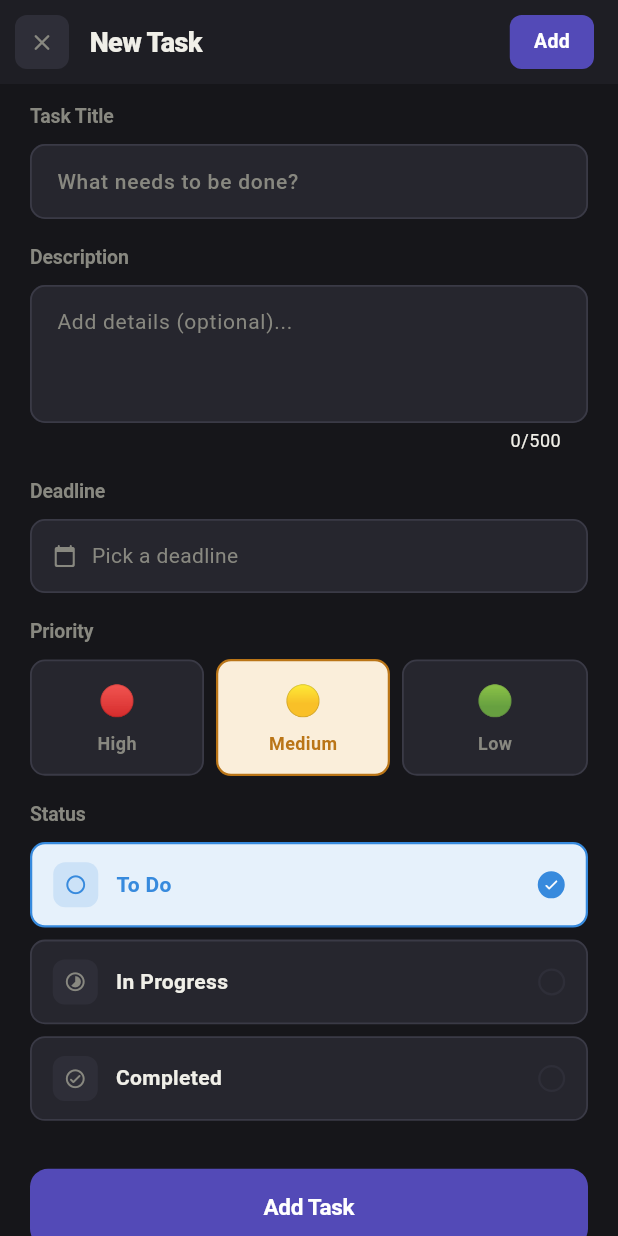
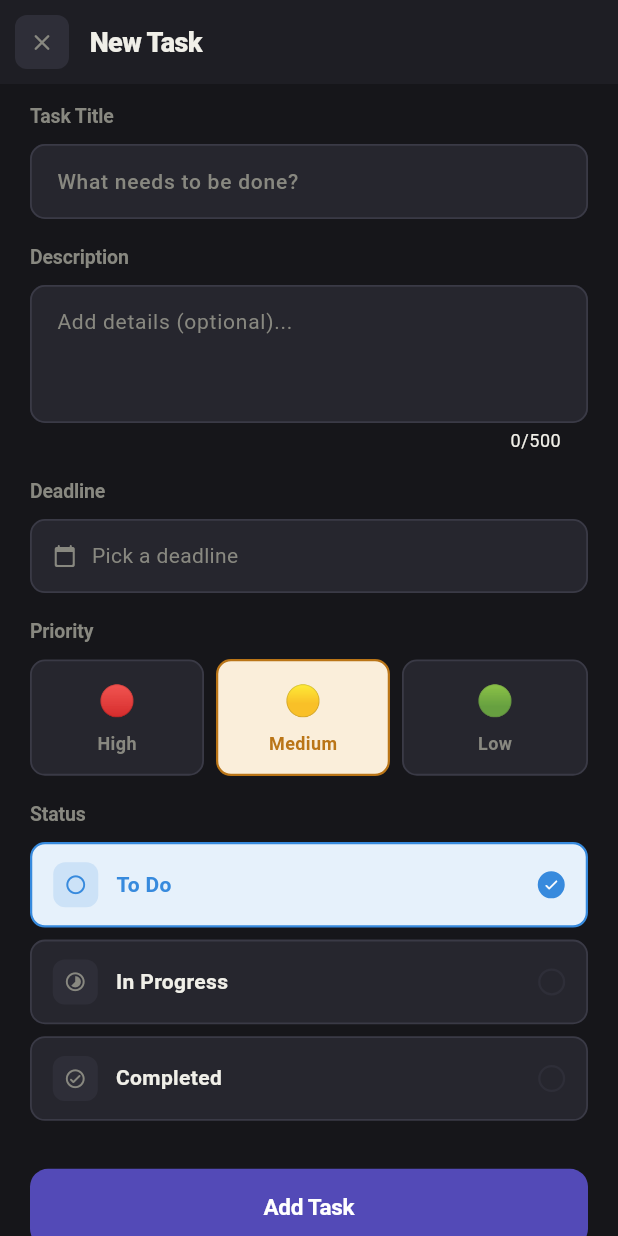
Before and after one commit to ImranHasan134/EzzeToDo, a Flutter app: the screen it shows after launch, after a tap on the "dark mode" icon, after a tap on the "add" icon, on a phone screen of 412 x 824 dp. Run offline on Flutter 3.47's test engine with Material 3 defaults, Android fonts, the phone set to English and light mode, and no system bars; our stand-ins replace fl_chart, hive_flutter, share_plus; accounts and stored records are empty.

Commit message:
ui changes

```diff
--- a/lib/providers/task_provider.dart
+++ b/lib/providers/task_provider.dart
@@ -220,28 +220,12 @@ class TaskProvider extends ChangeNotifier {
           createdAt: DateTime.now().subtract(const Duration(hours: 5))),
       Task(
           id: _uuid.v4(),
-          title: 'Review pull requests',
-          description: 'Review and merge open PRs from the team.',
-          deadline: DateTime.now(),
-          priority: Priority.high,
-          status: TaskStatus.todo,
-          createdAt: DateTime.now().subtract(const Duration(hours: 10))),
-      Task(
-          id: _uuid.v4(),
           title: 'Update API documentation',
           description: 'Refresh the API docs with new endpoints.',
           deadline: DateTime.now().add(const Duration(days: 14)),
           priority: Priority.low,
           status: TaskStatus.completed,
           createdAt: DateTime.now().subtract(const Duration(days: 2))),
-      Task(
-          id: _uuid.v4(),
-          title: 'Team standup preparation',
-          description: 'Prepare notes and blockers list.',
-          deadline: DateTime.now().subtract(const Duration(days: 1)),
-          priority: Priority.medium,
-          status: TaskStatus.completed,
-          createdAt: DateTime.now().subtract(const Duration(days: 1))),
     ];
     for (final t in samples) _box.put(t.id, t);
     _tasks = _box.values.toList();
--- a/lib/screens/add_or_edit_screen.dart
+++ b/lib/screens/add_or_edit_screen.dart
@@ -126,36 +126,6 @@ class _AddOrEditScreenState extends State<AddOrEditScreen> {
                 fontWeight: FontWeight.w800,
                 letterSpacing: -0.4,
                 color: theme.textTheme.displaySmall?.color)),
-        actions: [
-          Padding(
-            padding: const EdgeInsets.only(right: 16),
-            child: GestureDetector(
-              onTap: _saving ? null : _save,
-              child: Container(
-                padding: const EdgeInsets.symmetric(
-                    horizontal: 16, vertical: 8),
-                decoration: BoxDecoration(
-                  color: _saving
-                      ? AppColors.primary.withOpacity(0.5)
-                      : AppColors.primary,
-                  borderRadius: BorderRadius.circular(8),
-                ),
-                child: _saving
-                    ? const SizedBox(
-                    width: 16,
-                    height: 16,
-                    child: CircularProgressIndicator(
-                        strokeWidth: 2,
-                        color: Colors.white))
-                    : Text(isEdit ? 'Save' : 'Add',
-                    style: const TextStyle(
-                        color: Colors.white,
-                        fontWeight: FontWeight.w700,
-                        fontSize: 13)),
-              ),
-            ),
-          ),
-        ],
       ),
       body: Form(
         key: _fk,
```
Also changed, not shown: 1 other file.
